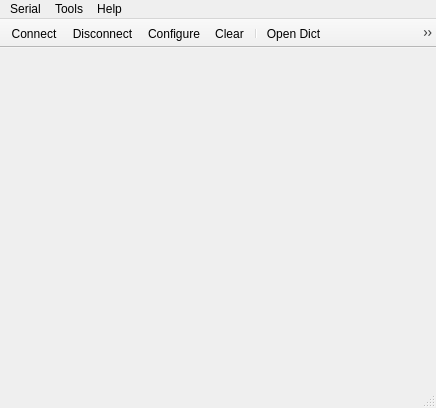
Before: the Qt Designer form BFTerminal/mainwindow.ui in matnunes/BruteForceOTG, drawn with Qt 5.
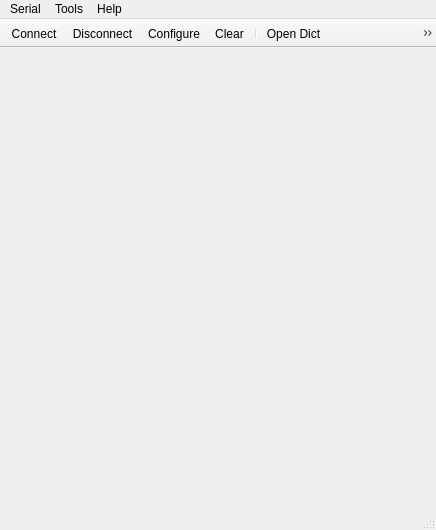
After: the same form once the commit is applied. Icons and pictures are not drawn.

Patch:
```diff
--- a/BFTerminal/mainwindow.ui
+++ b/BFTerminal/mainwindow.ui
@@ -7,7 +7,7 @@
     <x>0</x>
     <y>0</y>
     <width>436</width>
-    <height>408</height>
+    <height>530</height>
    </rect>
   </property>
   <property name="windowTitle">
```
